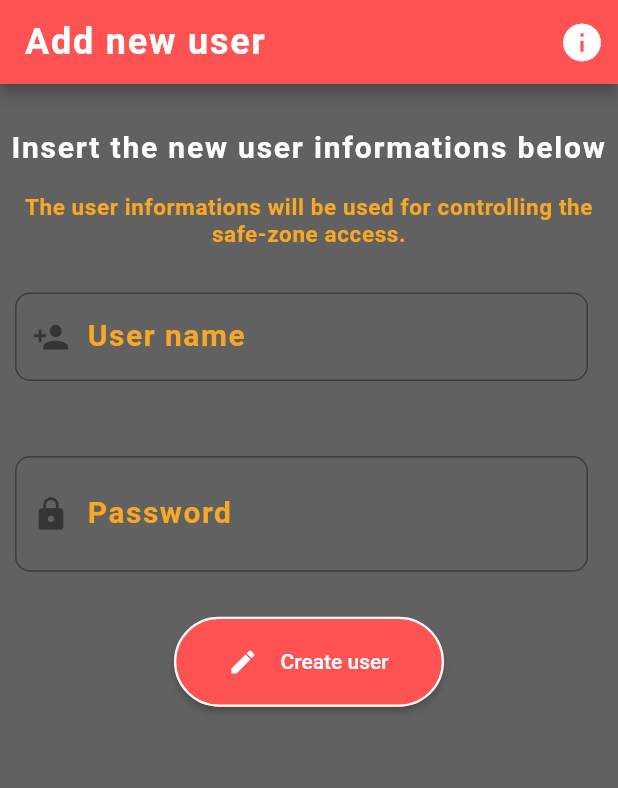
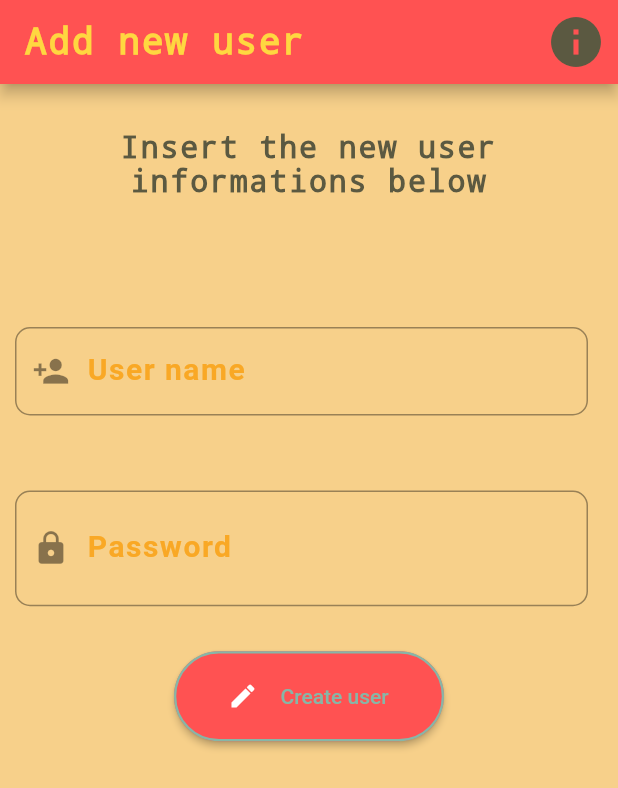
Before and after one commit to Gabriele266/MyOlder, a Flutter app: the screen it shows after launch, on a phone screen of 412 x 824 dp. Shown: the top 788 px of the screen. Run offline on Flutter 3.47's test engine with Material 2 defaults, Android fonts, the phone set to English and light mode, and no system bars; our stand-ins replace open_file; missing offline and left inert: aes_crypt, keyboard_visibility; Roboto replaces fonts that are missing (Times new Roman).

Commit message:
Started implementing new theme

```diff
--- a/my_older/lib/myolder-app.dart
+++ b/my_older/lib/myolder-app.dart
@@ -1,11 +1,27 @@
 import 'package:flutter/material.dart';
-import 'pages/login-page.dart';
-import 'pages/root-create-page.dart';
-import 'pages/splash-page.dart';
-import 'pages/login-info-page.dart';
-import 'pages/newuser-info-page.dart';
+
+import './pages/login-page.dart';
+import './pages/root-create-page.dart';
+import './pages/splash-page.dart';
+import './pages/login-info-page.dart';
+import './pages/newuser-info-page.dart';
 
 class MyOlderApp extends StatelessWidget {
+  // The bluet color of this theme
+  Color get _bluet => const Color(0xff87b6a7);
+
+  // The brown color accent
+  Color get _brown => const Color(0xff5b5941);
+
+  // The light yellow color
+  Color get _lightYellow => const Color(0xffe3f09b);
+
+  // The orange shadow
+  Color get _orangeAccent => const Color(0xfff7d08a);
+
+  // The red color
+  Color get _redAccent => const Color(0xfff7f79);
+
   @override
   Widget build(BuildContext context) {
     return MaterialApp(
@@ -14,23 +30,25 @@ class MyOlderApp extends StatelessWidget {
       // TODO: Make this theme more consistent and with better colors
       theme: ThemeData(
         iconTheme: IconThemeData(size: 25, color: Colors.white),
-        backgroundColor: Colors.grey[700],
-        primaryColor: Colors.white,
-        accentColor: Colors.yellow[800],
+        backgroundColor: _orangeAccent,
+        primaryColor: _bluet,
+        accentColor: _lightYellow,
         canvasColor: Colors.grey[600],
+        errorColor: Colors.red[800],
         buttonTheme: ButtonThemeData(
           buttonColor: Colors.redAccent,
           textTheme: ButtonTextTheme.normal,
         ),
         textTheme: TextTheme(
           headline1: TextStyle(
-            color: Colors.white,
+            color: _brown,
             fontSize: 20,
             letterSpacing: 1.2,
             fontWeight: FontWeight.bold,
+            fontFamily: 'Courier New',
           ),
           headline2: TextStyle(
-            color: Colors.yellow[800],
+            color: _orangeAccent,
             fontSize: 15,
             letterSpacing: 0.4,
             fontWeight: FontWeight.w600,
@@ -69,10 +87,15 @@ class MyOlderApp extends StatelessWidget {
         ),
         appBarTheme: AppBarTheme(
           backgroundColor: Colors.redAccent,
-          foregroundColor: Colors.white,
+          foregroundColor: Colors.amberAccent,
+          titleTextStyle: TextStyle(
+            color: _brown,
+            fontFamily: 'Courier New',
+            fontWeight: FontWeight.bold,
+          ),
           actionsIconTheme: IconThemeData(
-            color: Colors.white,
-            size: 30,
+            color: _brown,
+            size: 40,
             opacity: 1,
           ),
         ),
--- a/my_older/lib/pages/safe-zone-home.dart
+++ b/my_older/lib/pages/safe-zone-home.dart
@@ -71,7 +71,7 @@ class _SafeZoneHome extends State<SafeZoneHome> {
     return Scaffold(
       appBar: AppBar(
         centerTitle: true,
-        title: Text('Safe zone', style: Theme.of(context).textTheme.headline1),
+        title: const Text('Safe zone'),
         actions: [
           IconButton(
             icon: Icon(
```
Also changed, not shown: my_older/lib/pages/login-page.dart (+14 -13 lines), my_older/schemes/theme.jpg (added).
